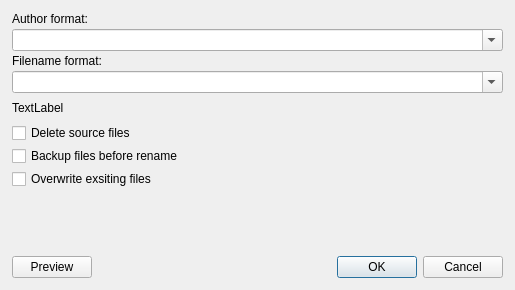
Above: src/designer/renamedialog.ui from dnkorpushov/libro2 before the change. Below: the same form after it.
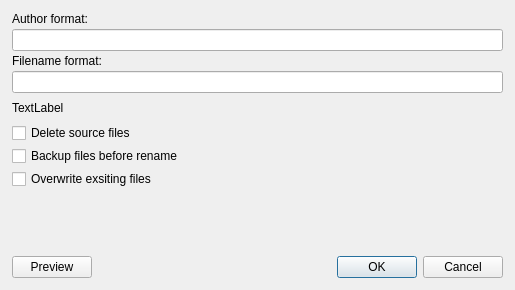
That is the form after the change. Custom widgets are drawn as their Qt base class.

What changed in the file:
```diff
--- a/src/designer/renamedialog.ui
+++ b/src/designer/renamedialog.ui
@@ -48,11 +48,7 @@
       </widget>
      </item>
      <item>
-      <widget class="QComboBox" name="textAuthorFormat">
-       <property name="editable">
-        <bool>true</bool>
-       </property>
-      </widget>
+      <widget class="ButtonLineEdit" name="textAuthorFormat"/>
      </item>
      <item>
       <widget class="QLabel" name="label_3">
@@ -62,11 +58,7 @@
       </widget>
      </item>
      <item>
-      <widget class="QComboBox" name="textFilenameFormat">
-       <property name="editable">
-        <bool>true</bool>
-       </property>
-      </widget>
+      <widget class="ButtonLineEdit" name="textFilenameFormat"/>
      </item>
      <item>
       <spacer name="verticalSpacer_2">
@@ -166,6 +158,13 @@
    </item>
   </layout>
  </widget>
+ <customwidgets>
+  <customwidget>
+   <class>ButtonLineEdit</class>
+   <extends>QLineEdit</extends>
+   <header>.customcontrols.h</header>
+  </customwidget>
+ </customwidgets>
  <resources>
   <include location="resources.qrc"/>
  </resources>
```
